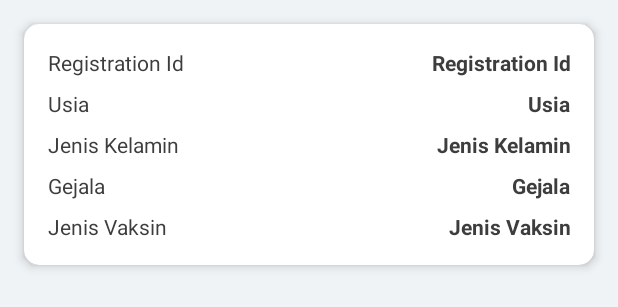
After one commit to azamputraimanto/Akselerasi_Vaksinasi_AKSI, an Android app: the layout activity_detail_patient.xml on its own in the app's theme, with its tools: preview values and no code run, on a phone screen of 412 x 824 dp. The commit adds this screen. Shown: the top 307 px of the screen. Run offline under Robolectric (Android 15) with nearby library versions, the phone set to English and light mode, and no system bars.

Commit message:
create feature detail patient data

```diff
--- /dev/null
+++ b/app/src/main/java/com/capstone/project/akselerasi_vaksinasi/ui/detail/DetailPatientActivity.kt
@@ -0,0 +1,62 @@
+package com.capstone.project.akselerasi_vaksinasi.ui.detail
+
+import android.content.Context
+import android.content.Intent
+import android.os.Bundle
+import androidx.appcompat.app.AppCompatActivity
+import com.capstone.project.akselerasi_vaksinasi.R
+import com.capstone.project.akselerasi_vaksinasi.R.string
+import com.capstone.project.akselerasi_vaksinasi.model.Patient
+import kotlinx.android.synthetic.main.activity_detail_patient.tvAgeValue
+import kotlinx.android.synthetic.main.activity_detail_patient.tvRegistrationIdValue
+import kotlinx.android.synthetic.main.activity_detail_patient.tvSexValue
+import kotlinx.android.synthetic.main.activity_detail_patient.tvSymptomValue
+import kotlinx.android.synthetic.main.activity_detail_patient.tvVaxTypeValue
+
+class DetailPatientActivity : AppCompatActivity() {
+
+    companion object {
+
+        fun start(context: Context, patient: Patient) {
+            context.startActivity(
+                Intent(context, DetailPatientActivity::class.java).putExtra(
+                    "DETAIL_PATIENT",
+                    patient
+                )
+            )
+        }
+    }
+
+    private lateinit var patient: Patient
+
+    override fun onCreate(savedInstanceState: Bundle?) {
+        super.onCreate(savedInstanceState)
+        setContentView(R.layout.activity_detail_patient)
+
+        patient = intent?.getParcelableExtra("DETAIL_PATIENT") ?: Patient()
+
+        setupToolbar()
+
+        setupData(patient)
+    }
+
+    private fun setupToolbar() {
+        if (supportActionBar != null) {
+            supportActionBar!!.title = getString(string.label_detail_patient_data)
+            supportActionBar!!.setDisplayHomeAsUpEnabled(true)
+        }
+    }
+
+    private fun setupData(patient: Patient) {
+        tvRegistrationIdValue.text = patient.regId
+        tvAgeValue.text = patient.age_yrs.toString()
+        tvSexValue.text = if (patient.sex == "M") getString(string.label_male) else getString(string.label_female)
+        tvSymptomValue.text = patient.symptom0
+        tvVaxTypeValue.text = patient.vax_manu
+    }
+
+    override fun onSupportNavigateUp(): Boolean {
+        finish()
+        return super.onSupportNavigateUp()
+    }
+}
--- /dev/null
+++ b/app/src/main/res/layout/activity_detail_patient.xml
@@ -0,0 +1,154 @@
+<?xml version="1.0" encoding="utf-8"?>
+<LinearLayout xmlns:android="http://schemas.android.com/apk/res/android"
+    xmlns:app="http://schemas.android.com/apk/res-auto"
+    xmlns:tools="http://schemas.android.com/tools"
+    android:layout_width="match_parent"
+    android:layout_height="match_parent"
+    android:background="@color/colorPaleGrey"
+    android:orientation="vertical">
+
+    <com.google.android.material.card.MaterialCardView
+        android:id="@+id/cvDetail"
+        android:layout_width="match_parent"
+        android:layout_height="wrap_content"
+        android:layout_marginEnd="@dimen/dimen_16dp"
+        android:layout_marginStart="@dimen/dimen_16dp"
+        android:layout_marginTop="@dimen/dimen_16dp"
+        app:cardCornerRadius="@dimen/dimen_10dp"
+        app:cardElevation="@dimen/dimen_4dp">
+
+        <RelativeLayout
+            android:layout_width="match_parent"
+            android:layout_height="wrap_content"
+            android:orientation="vertical">
+
+            <androidx.appcompat.widget.AppCompatTextView
+                android:id="@+id/tvRegistrationId"
+                android:layout_width="wrap_content"
+                android:layout_height="wrap_content"
+                android:layout_alignParentStart="true"
+                android:layout_below="@+id/tvImageUser"
+                android:layout_marginStart="@dimen/dimen_16dp"
+                android:layout_marginTop="@dimen/dimen_16dp"
+                android:text="@string/label_registration_id"
+                android:textColor="@color/colorTextPrimary" />
+
+            <androidx.appcompat.widget.AppCompatTextView
+                android:id="@+id/tvRegistrationIdValue"
+                android:layout_width="wrap_content"
+                android:layout_height="wrap_content"
+                android:layout_alignParentEnd="true"
+                android:layout_marginHorizontal="@dimen/dimen_16dp"
+                android:layout_marginTop="@dimen/dimen_16dp"
+                android:layout_toEndOf="@+id/tvRegistrationId"
+                android:gravity="end"
+                android:textColor="@color/colorTextPrimary"
+                android:textStyle="bold"
+                tools:text="@string/label_registration_id" />
+
+            <androidx.appcompat.widget.AppCompatTextView
+                android:id="@+id/tvAge"
+                android:layout_width="wrap_content"
+                android:layout_height="wrap_content"
+                android:layout_alignParentStart="true"
+                android:layout_below="@+id/tvRegistrationIdValue"
+                android:layout_marginStart="@dimen/dimen_16dp"
+                android:layout_marginTop="@dimen/dimen_8dp"
+                android:text="@string/label_age"
+                android:textColor="@color/colorTextPrimary" />
+
+            <androidx.appcompat.widget.AppCompatTextView
+                android:id="@+id/tvAgeValue"
+                android:layout_width="wrap_content"
+                android:layout_height="wrap_content"
+                android:layout_alignParentEnd="true"
+                android:layout_below="@+id/tvRegistrationIdValue"
+                android:layout_marginHorizontal="@dimen/dimen_16dp"
+                android:layout_marginTop="@dimen/dimen_8dp"
+                android:layout_toEndOf="@+id/tvRegistrationId"
+                android:gravity="end"
+                android:textColor="@color/colorTextPrimary"
+                android:textStyle="bold"
+                tools:text="@string/label_age" />
+
+            <androidx.appcompat.widget.AppCompatTextView
+                android:id="@+id/tvSex"
+                android:layout_width="wrap_content"
+                android:layout_height="wrap_content"
+                android:layout_alignParentStart="true"
+                android:layout_below="@+id/tvAgeValue"
+                android:layout_marginStart="@dimen/dimen_16dp"
+                android:layout_marginTop="@dimen/dimen_8dp"
+                android:text="@string/label_sex"
+                android:textColor="@color/colorTextPrimary" />
+
+            <androidx.appcompat.widget.AppCompatTextView
+                android:id="@+id/tvSexValue"
+                android:layout_width="wrap_content"
+                android:layout_height="wrap_content"
+                android:layout_alignParentEnd="true"
+                android:layout_below="@+id/tvAgeValue"
+                android:layout_marginHorizontal="@dimen/dimen_16dp"
+                android:layout_marginTop="@dimen/dimen_8dp"
+                android:layout_toEndOf="@+id/tvRegistrationId"
+                android:gravity="end"
+                android:textColor="@color/colorTextPrimary"
+                android:textStyle="bold"
+                tools:text="@string/label_sex" />
+
+            <androidx.appcompat.widget.AppCompatTextView
+                android:id="@+id/tvSymptom"
+                android:layout_width="wrap_content"
+                android:layout_height="wrap_content"
+                android:layout_alignParentStart="true"
+                android:layout_below="@+id/tvSexValue"
+                android:layout_marginStart="@dimen/dimen_16dp"
+                android:layout_marginTop="@dimen/dimen_8dp"
+                android:text="@string/label_symptom"
+                android:textColor="@color/colorTextPrimary" />
+
+            <androidx.appcompat.widget.AppCompatTextView
+                android:id="@+id/tvSymptomValue"
+                android:layout_width="wrap_content"
+                android:layout_height="wrap_content"
+                android:layout_alignParentEnd="true"
+                android:layout_below="@+id/tvSexValue"
+                android:layout_marginHorizontal="@dimen/dimen_16dp"
+                android:layout_marginTop="@dimen/dimen_8dp"
+                android:layout_toEndOf="@+id/tvRegistrationId"
+                android:gravity="end"
+                android:textColor="@color/colorTextPrimary"
+                android:textStyle="bold"
+                tools:text="@string/label_symptom" />
+
+            <androidx.appcompat.widget.AppCompatTextView
+                android:id="@+id/tvVaxType"
+                android:layout_width="wrap_content"
+                android:layout_height="wrap_content"
+                android:layout_alignParentStart="true"
+                android:layout_below="@+id/tvSymptomValue"
+                android:layout_marginStart="@dimen/dimen_16dp"
+                android:layout_marginTop="@dimen/dimen_8dp"
+                android:text="@string/label_vax_type"
+                android:textColor="@color/colorTextPrimary" />
+
+            <androidx.appcompat.widget.AppCompatTextView
+                android:id="@+id/tvVaxTypeValue"
+                android:layout_width="wrap_content"
+                android:layout_height="wrap_content"
+                android:layout_alignParentEnd="true"
+                android:layout_below="@+id/tvSymptomValue"
+                android:layout_marginBottom="@dimen/dimen_16dp"
+                android:layout_marginHorizontal="@dimen/dimen_16dp"
+                android:layout_marginTop="@dimen/dimen_8dp"
+                android:layout_toEndOf="@+id/tvRegistrationId"
+                android:gravity="end"
+                android:textColor="@color/colorTextPrimary"
+                android:textStyle="bold"
+                tools:text="@string/label_vax_type" />
+
+        </RelativeLayout>
+
+    </com.google.android.material.card.MaterialCardView>
+
+</LinearLayout>
--- a/app/src/main/res/values/colors.xml
+++ b/app/src/main/res/values/colors.xml
@@ -19,4 +19,7 @@
     <color name="endblue2">#208DE2</color>
     <color name="headings">#83B0D6D3</color>
     <color name="greyyy">#E5E5E5</color>
+    <color name="colorWhite">#FFFFFF</color>
+    <color name="colorTextPrimary">#3E3D3D</color>
+    <color name="colorPaleGrey">#eff3f6</color>
 </resources>
--- a/app/src/main/res/values/dimens.xml
+++ b/app/src/main/res/values/dimens.xml
@@ -2,4 +2,14 @@
     <!-- Default screen margins, per the Android Design guidelines. -->
     <dimen name="activity_horizontal_margin">16dp</dimen>
     <dimen name="activity_vertical_margin">16dp</dimen>
+    <dimen name="dimen_text_16sp">16sp</dimen>
+    <dimen name="dimen_4dp">4dp</dimen>
+    <dimen name="dimen_16dp">16dp</dimen>
+    <dimen name="dimen_14dp">14dp</dimen>
+    <dimen name="dimen_20dp">20dp</dimen>
+    <dimen name="dimen_text_12sp">12sp</dimen>
+    <dimen name="dimen_60dp">60dp</dimen>
+    <dimen name="dimen_text_30sp">30sp</dimen>
+    <dimen name="dimen_10dp">10dp</dimen>
+    <dimen name="dimen_8dp">8dp</dimen>
 </resources>
--- a/app/src/main/res/values/strings.xml
+++ b/app/src/main/res/values/strings.xml
@@ -15,6 +15,14 @@
     <string name="title_setting">Setting</string>
     <string name="title_profil">Profil</string>
     <string name="gender_prompt">Pilih Jenis Kelamin</string>
+    <string name="label_registration_id">Registration Id</string>
+    <string name="label_age">Usia</string>
+    <string name="label_sex">Jenis Kelamin</string>
+    <string name="label_symptom">Gejala</string>
+    <string name="label_vax_type">Jenis Vaksin</string>
+    <string name="label_male">Laki-laki</string>
+    <string name="label_female">Perempuan</string>
+    <string name="label_detail_patient_data">Detail Data Patient</string>
 
     <string-array name="list_jenis_kelamin">
         <item>Pilih Jenis Kelamin</item>
```
